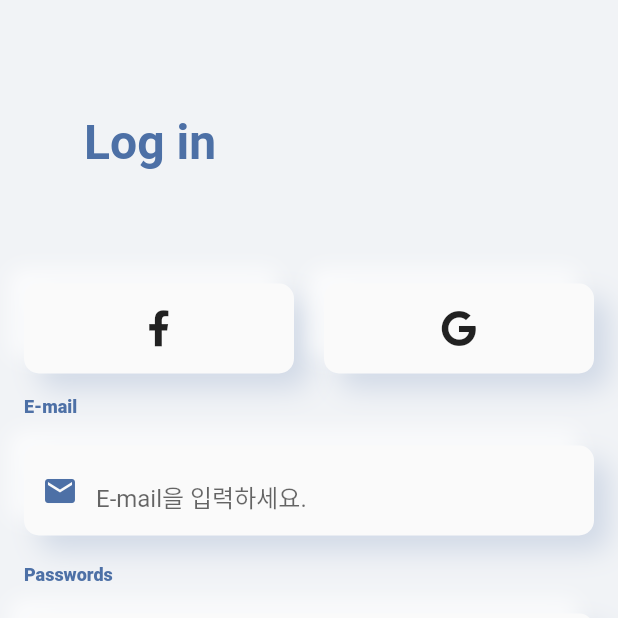
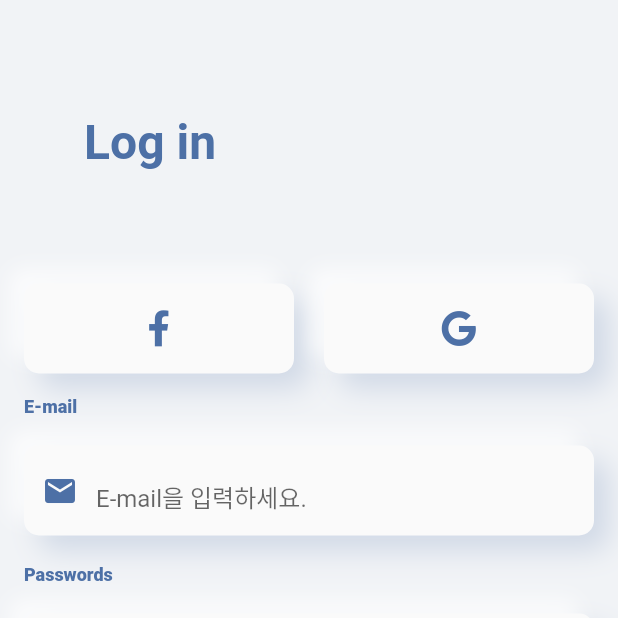
Before and after one commit to kgoon/flutter_bundang, a Flutter app: the screen it shows after launch, on a phone screen of 412 x 824 dp, the top half of it. Run offline on Flutter 3.47's test engine with Material 2 defaults, Android fonts, the phone set to English and light mode, and no system bars; drawn by our look-alikes of auto_size_text; our stand-ins replace font_awesome_flutter; Roboto replaces fonts that are missing (KakaoRegular).

Commit message:
i_set_icon으로 아이콘 상수화

```diff
--- a/lib/login_page.dart
+++ b/lib/login_page.dart
@@ -2,6 +2,7 @@ import 'package:auto_size_text/auto_size_text.dart';
 import 'package:flutter/material.dart';
 import 'package:flutter_bundang/signup_page.dart';
 import 'package:flutter_bundang/ui_setting/i_set_color.dart';
+import 'package:flutter_bundang/ui_setting/i_set_icon.dart';
 import 'package:flutter_bundang/ui_setting/i_set_text.dart';
 import 'package:flutter_bundang/widgets/i_margin.dart';
 import 'package:flutter_bundang/widgets/i_user_button.dart';
@@ -37,14 +38,14 @@ class LoginPage extends StatelessWidget {
                 children: <Widget>[
                   Expanded(
                     child: IUserButton(
-                      child: Icon(FontAwesomeIcons.facebookF),
+                      child: iFacebook,
                     ),
                   ),
                   SizedBox(
                     width: 20,
                   ),
                   Expanded(
-                    child: IUserButton(child: Icon(FontAwesomeIcons.google)),
+                    child: IUserButton(child: iGoogle),
                   ),
                 ],
               ),
--- /dev/null
+++ b/lib/ui_setting/i_set_icon.dart
@@ -0,0 +1,9 @@
+import 'package:flutter/material.dart';
+import 'package:flutter_bundang/ui_setting/i_set_color.dart';
+import 'package:font_awesome_flutter/font_awesome_flutter.dart';
+
+
+
+
+const iGoogle = Icon(FontAwesomeIcons.google, color: mainColor_900);
+const iFacebook = Icon(FontAwesomeIcons.facebookF, color: mainColor_900);
```
